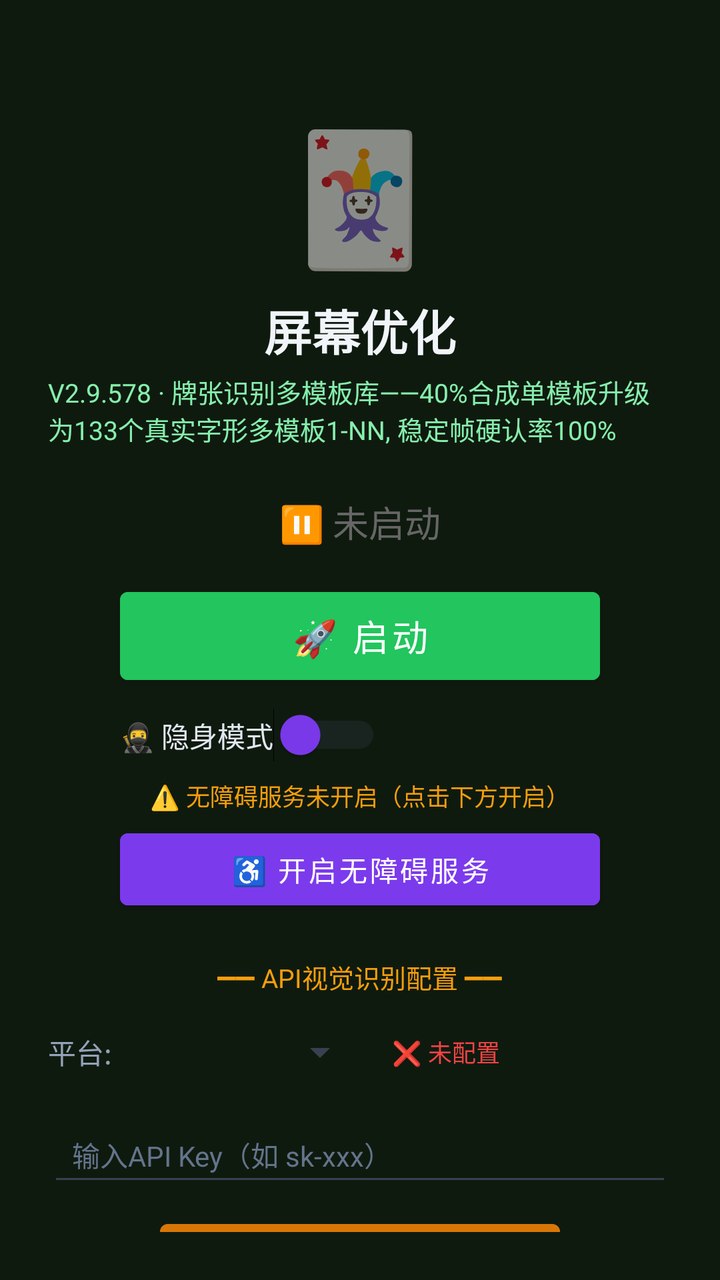
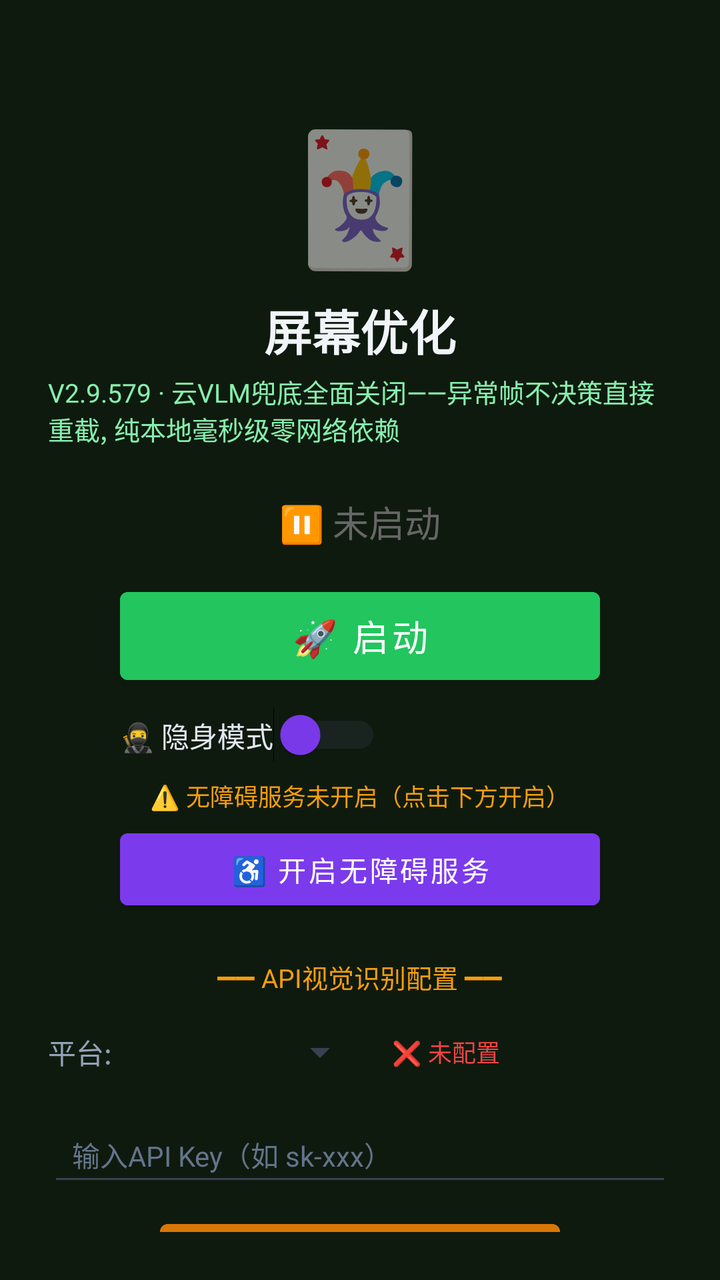

Screens rendered from an Android XML layout before and after an edit, with the pre-edit source and the edit as a unified diff.
<!-- AndroidManifest.xml: activity theme Theme.MjScreenshot -->
<!-- res/layout/activity_main.xml -->
<?xml version="1.0" encoding="utf-8"?>
<LinearLayout xmlns:android="http://schemas.android.com/apk/res/android"
    android:layout_width="match_parent"
    android:layout_height="match_parent"
    android:orientation="vertical"
    android:background="#0f1a0f"
    android:padding="24dp"
    android:gravity="center_horizontal">

    <TextView
        android:layout_width="wrap_content"
        android:layout_height="wrap_content"
        android:text="🃏"
        android:textSize="64sp"
        android:layout_marginTop="30dp" />

    <TextView
        android:layout_width="wrap_content"
        android:layout_height="wrap_content"
        android:text="屏幕优化"
        android:textSize="24sp"
        android:textColor="#f1f5f9"
        android:textStyle="bold"
        android:layout_marginTop="8dp" />

    <TextView
        android:layout_width="wrap_content"
        android:layout_height="wrap_content"
        android:text="V2.9.578 · 牌张识别多模板库——40%合成单模板升级为133个真实字形多模板1-NN, 稳定帧硬认率100%"
        android:textSize="13sp"
        android:textColor="#86efac"
        android:layout_marginTop="4dp" />

    <TextView
        android:id="@+id/tvStatus"
        android:layout_width="wrap_content"
        android:layout_height="wrap_content"
        android:text="⏸ 未启动"
        android:textSize="18sp"
        android:textColor="#666666"
        android:layout_marginTop="24dp" />

    <Button
        android:id="@+id/btnStart"
        android:layout_width="240dp"
        android:layout_height="56dp"
        android:text="🚀 启动"
        android:textSize="18sp"
        android:textColor="#ffffff"
        android:backgroundTint="#22c55e"
        android:layout_marginTop="16dp" />

    <Button
        android:id="@+id/btnHelper"
        android:layout_width="240dp"
        android:layout_height="56dp"
        android:text="🃏 打开智囊"
        android:textSize="16sp"
        android:textColor="#ffffff"
        android:backgroundTint="#16a34a"
        android:layout_marginTop="12dp"
        android:visibility="gone" />

    
    <LinearLayout
        android:layout_width="240dp"
        android:layout_height="wrap_content"
        android:orientation="horizontal"
        android:gravity="center_vertical"
        android:layout_marginTop="8dp">

        <Switch
            android:id="@+id/switchStealth"
            android:layout_width="wrap_content"
            android:layout_height="wrap_content"
            android:text="🥷 隐身模式"
            android:textColor="#e2e8f0"
            android:textSize="14sp"
            android:thumbTint="#7c3aed"
            android:trackTint="#374151" />
    </LinearLayout>

    <TextView
        android:id="@+id/tvAccessibilityStatus"
        android:layout_width="wrap_content"
        android:layout_height="wrap_content"
        android:text="⚠️ 无障碍服务未开启（点击下方开启）"
        android:textSize="12sp"
        android:textColor="#f59e0b"
        android:layout_marginTop="8dp"
        android:gravity="center" />

    <Button
        android:id="@+id/btnAccessibility"
        android:layout_width="240dp"
        android:layout_height="48dp"
        android:text="♿ 开启无障碍服务"
        android:textSize="14sp"
        android:textColor="#ffffff"
        android:backgroundTint="#7c3aed"
        android:layout_marginTop="4dp" />

    <TextView
        android:layout_width="wrap_content"
        android:layout_height="wrap_content"
        android:text="━━ API视觉识别配置 ━━"
        android:textSize="13sp"
        android:textColor="#f59e0b"
        android:layout_marginTop="20dp" />

    <LinearLayout
        android:layout_width="match_parent"
        android:layout_height="wrap_content"
        android:orientation="horizontal"
        android:layout_marginTop="8dp"
        android:gravity="center_vertical">

        <TextView
            android:layout_width="wrap_content"
            android:layout_height="wrap_content"
            android:text="平台:"
            android:textSize="14sp"
            android:textColor="#94a3b8" />

        <Spinner
            android:id="@+id/spinnerProvider"
            android:layout_width="120dp"
            android:layout_height="40dp"
            android:layout_marginStart="8dp"
            android:backgroundTint="#374151" />

        <TextView
            android:id="@+id/tvApiStatus"
            android:layout_width="wrap_content"
            android:layout_height="wrap_content"
            android:text="❌ 未配置"
            android:textSize="12sp"
            android:textColor="#ef4444"
            android:layout_marginStart="12dp" />
    </LinearLayout>

    <EditText
        android:id="@+id/etApiKey"
        android:layout_width="match_parent"
        android:layout_height="44dp"
        android:hint="输入API Key（如 sk-xxx）"
        android:textSize="14sp"
        android:textColor="#e2e8f0"
        android:textColorHint="#64748b"
        android:backgroundTint="#374151"
        android:inputType="textPassword"
        android:layout_marginTop="8dp"
        android:paddingStart="12dp"
        android:paddingEnd="12dp" />

    <Button
        android:id="@+id/btnSaveApi"
        android:layout_width="200dp"
        android:layout_height="44dp"
        android:text="💾 保存API配置"
        android:textSize="14sp"
        android:textColor="#ffffff"
        android:backgroundTint="#d97706"
        android:layout_marginTop="8dp" />

    <TextView
        android:id="@+id/tvHint"
        android:layout_width="wrap_content"
        android:layout_height="wrap_content"
        android:text="先点上方按钮启动截屏"
        android:textSize="13sp"
        android:textColor="#666666"
        android:layout_marginTop="12dp"
        android:gravity="center" />

    <TextView
        android:layout_width="wrap_content"
        android:layout_height="wrap_content"
        android:text="使用步骤：\n1. 配置API Key（支持OpenAI/通义千问VL/硅基流动）\n2. 点「开启无障碍服务」→ 开启\n3. 开启「🥷隐身模式」(反检测)\n4. 点「启动」→ 允许悬浮窗\n5. 打牌时点屏幕上的🎯悬浮球即可截屏识别\n★ 拖动悬浮球可移到不挡牌的位置 ★\n★ 长按悬浮球可展开/收起详细面板 ★\n★ 悬浮球边框颜色=建议：绿=加注 橙=跟注 红=弃牌 ★"
        android:textSize="12sp"
        android:textColor="#64748b"
        android:layout_marginTop="12dp"
        android:lineSpacingExtra="3dp" />

</LinearLayout>
<!-- resources referenced by this layout -->
<resources>
  <style name="Theme.MjScreenshot" parent="Theme.MaterialComponents.DayNight.DarkActionBar">
          <item name="colorPrimary">#1e40af</item>
          <item name="colorPrimaryVariant">#1e3a8a</item>
          <item name="colorOnPrimary">#ffffff</item>
          <item name="android:statusBarColor">#0f172a</item>
      </style>
</resources>

<!-- the commit's change to res/layout/activity_main.xml (unified diff, before → after) -->
@@ -26,7 +26,7 @@
     <TextView
         android:layout_width="wrap_content"
         android:layout_height="wrap_content"
-        android:text="V2.9.578 · 牌张识别多模板库——40%合成单模板升级为133个真实字形多模板1-NN, 稳定帧硬认率100%"
+        android:text="V2.9.579 · 云VLM兜底全面关闭——异常帧不决策直接重截, 纯本地毫秒级零网络依赖"
         android:textSize="13sp"
         android:textColor="#86efac"
         android:layout_marginTop="4dp" />
